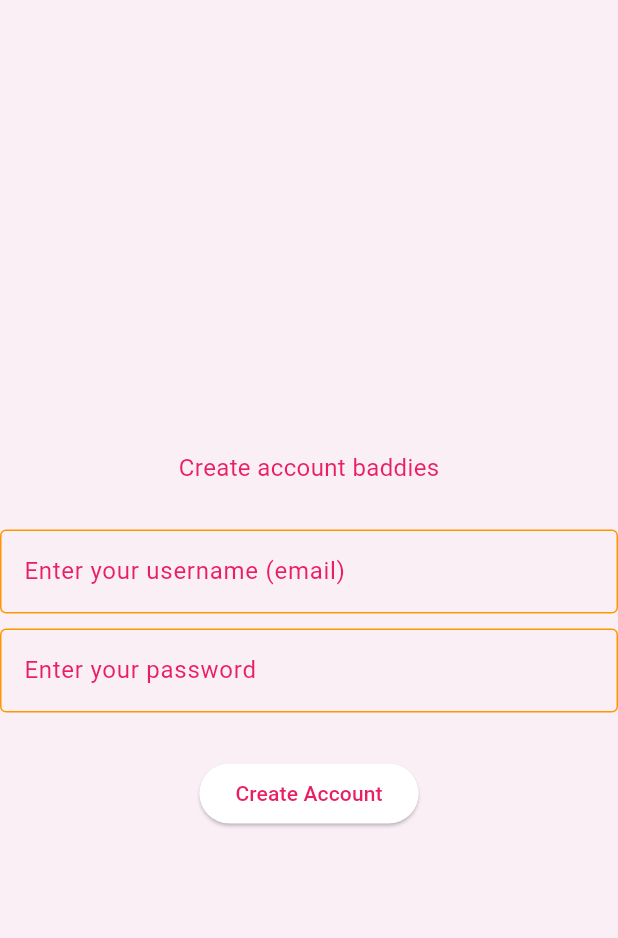
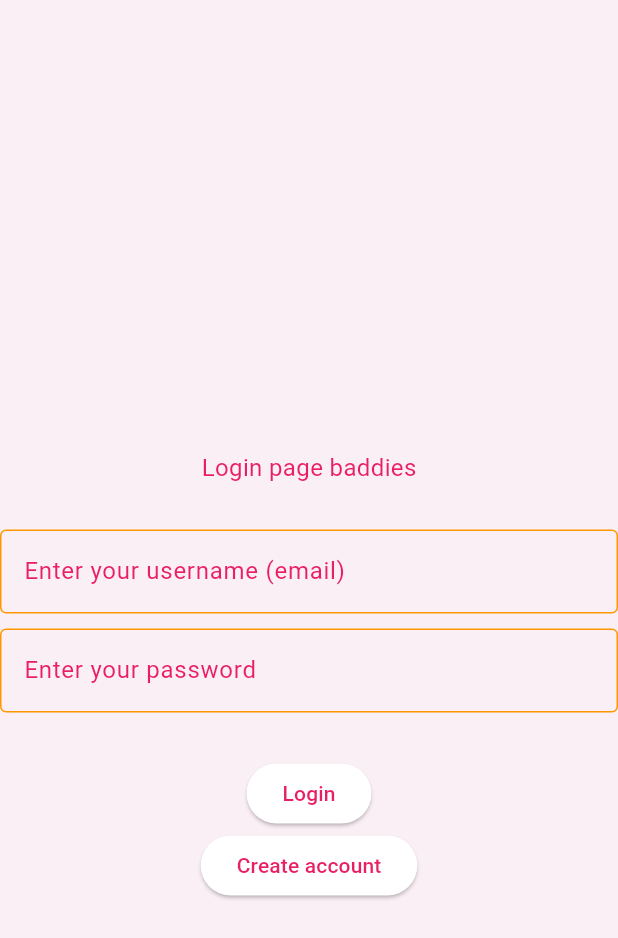
Before and after one commit to mayasaltzman/FNGR, a Flutter app: the screen it shows after launch, on a phone screen of 412 x 824 dp. Shown: the top 938 px of the screen. Run offline on Flutter 3.47's test engine with Material 3 defaults, Android fonts, the phone set to English and light mode, and no system bars; our stand-ins replace cloud_firestore, firebase_auth, firebase_core, geolocator; accounts and stored records are empty.

Commit message:
abt to merge yall

```diff
--- a/lib/main.dart
+++ b/lib/main.dart
@@ -40,7 +40,7 @@ class MyApp extends StatelessWidget {
       debugShowCheckedModeBanner: false,
       // home: HomePage(),
       // home: const UserProfilePage(),
-      home:  CreateAccount(),
+      home:  LoginPage(),
       );
 
   }
```
